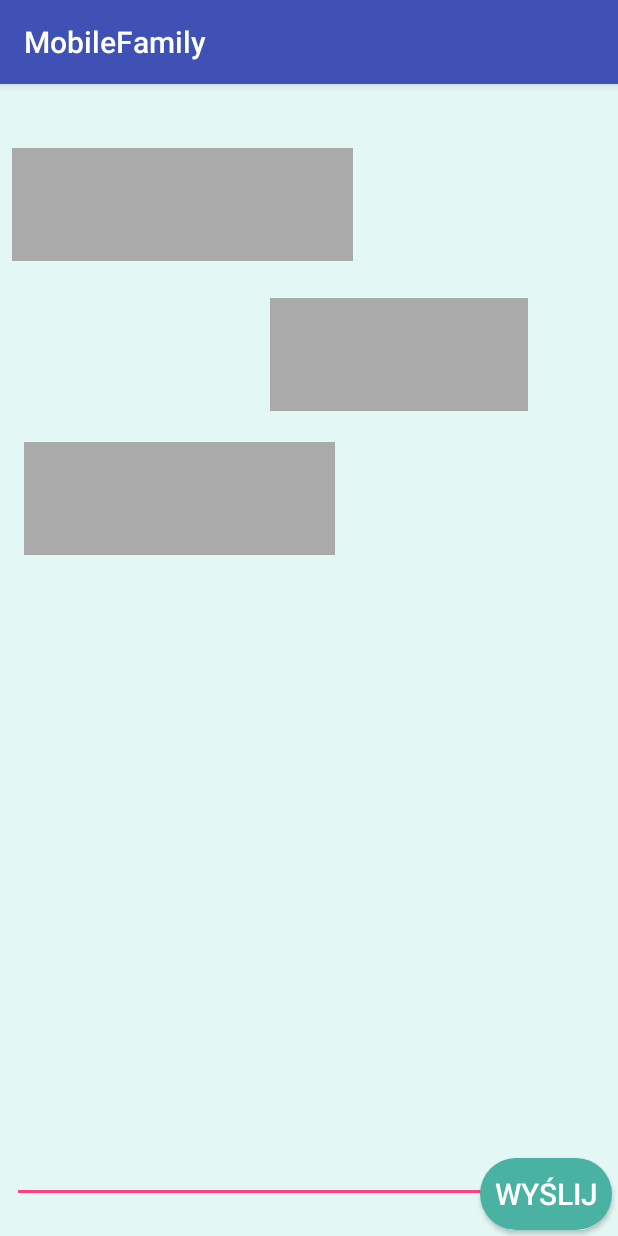
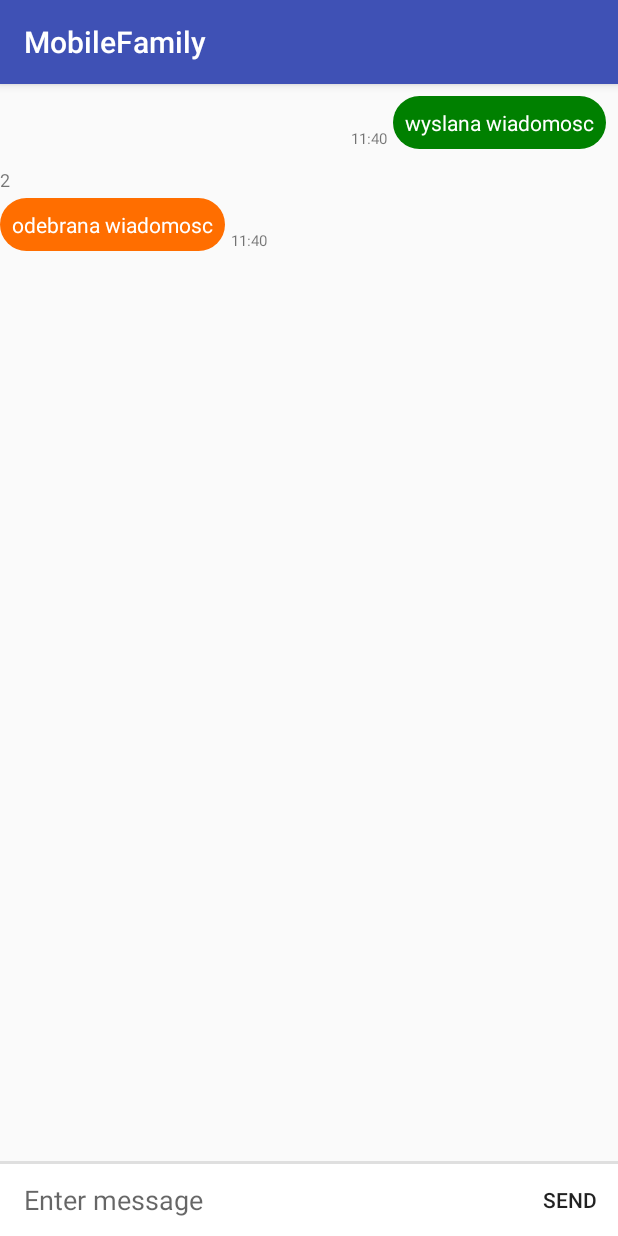
Before and after one commit to Kaatee/MobileFamily, an Android app: the MessageContentActivity screen opened directly, with no data from a screen before it, on a phone screen of 412 x 824 dp. Run offline under Robolectric (Android 15) with nearby library versions, the phone set to English and light mode, and no system bars; 1 statement that could not run was skipped.

Commit message:
Naive chat simulator

```diff
--- a/app/build.gradle
+++ b/app/build.gradle
@@ -4,7 +4,7 @@ android {
     compileSdkVersion 26
     defaultConfig {
         applicationId "com.example.kasia.mobilefamily"
-        minSdkVersion 23
+        minSdkVersion 26
         targetSdkVersion 26
         versionCode 1
         versionName "1.0"
--- a/app/src/main/AndroidManifest.xml
+++ b/app/src/main/AndroidManifest.xml
@@ -6,7 +6,7 @@
 
     <application
         android:allowBackup="true"
-        android:icon="@mipmap/ic_launcher"
+        android:icon="@drawable/icon"
         android:label="@string/app_name"
         android:roundIcon="@drawable/icon"
         android:supportsRtl="true"
--- /dev/null
+++ b/app/src/main/java/com/example/kasia/mobilefamily/Message.java
@@ -0,0 +1,28 @@
+package com.example.kasia.mobilefamily;
+
+
+
+public class Message {
+
+        String message;
+        int sender;
+        long createdAt;
+
+        public Message (String message,int sender , long createdAt){
+            this.message=message;
+            this.sender=sender;
+            this.createdAt=createdAt;
+        }
+
+    public String getMessage() {
+        return message;
+    }
+
+    public int getSender() {
+        return sender;
+    }
+
+    public long getCreatedAt() {
+        return createdAt;
+    }
+}
--- a/app/src/main/java/com/example/kasia/mobilefamily/MessageContentActivity.java
+++ b/app/src/main/java/com/example/kasia/mobilefamily/MessageContentActivity.java
@@ -1,20 +1,47 @@
 package com.example.kasia.mobilefamily;
 
+import android.content.Context;
 import android.support.v7.app.AppCompatActivity;
 import android.os.Bundle;
+import android.support.v7.widget.GridLayoutManager;
+import android.support.v7.widget.LinearLayoutManager;
+import android.support.v7.widget.RecyclerView;
+import android.util.Log;
 import android.widget.TextView;
 
+import java.util.ArrayList;
+import java.util.List;
+
 public class MessageContentActivity extends AppCompatActivity {
-
+    private RecyclerView mMessageRecycler;
+    private MessageListAdapter mMessageAdapter;
+    private Context context=this;
     @Override
     protected void onCreate(Bundle savedInstanceState) {
         super.onCreate(savedInstanceState);
-        setContentView(R.layout.activity_message_content);
+       // setContentView(R.layout.activity_message_content);
 
         Bundle extras = getIntent().getExtras();
         String name = extras.getString("groupName");
 
-        TextView text = findViewById(R.id.textView35);
-        text.setText(name);
+//        TextView text = findViewById(R.id.textView35);
+//        text.setText(name);
+
+        setContentView(R.layout.activity_message_content);
+
+        //create naive message list
+        List<Message> messageList = new ArrayList<>();
+        messageList.add(new Message("wyslana wiadomosc",1 , System.currentTimeMillis()));
+        messageList.add(new Message("odebrana wiadomosc",2 , System.currentTimeMillis()));
+
+        mMessageRecycler = findViewById(R.id.reyclerview_message_list);
+        RecyclerView.LayoutManager layoutManager =new LinearLayoutManager(getApplicationContext());
+        mMessageRecycler.setLayoutManager(layoutManager);
+        mMessageAdapter = new MessageListAdapter(context, messageList);
+        mMessageRecycler.setAdapter(mMessageAdapter);
+
+
     }
+
+
 }
--- /dev/null
+++ b/app/src/main/java/com/example/kasia/mobilefamily/MessageListAdapter.java
@@ -0,0 +1,130 @@
+package com.example.kasia.mobilefamily;
+
+import android.content.Context;
+
+import android.support.v7.widget.RecyclerView;
+import android.util.Log;
+import android.view.LayoutInflater;
+import android.view.View;
+import android.view.ViewGroup;
+import android.widget.TextView;
+
+import java.util.List;
+
+public class MessageListAdapter extends RecyclerView.Adapter {
+
+    private static final int VIEW_TYPE_MESSAGE_SENT = 1;
+    private static final int VIEW_TYPE_MESSAGE_RECEIVED = 2;
+
+    private Context mContext;
+    private List<Message> mMessageList;
+
+    public MessageListAdapter(Context context, List<Message> messageList) {
+        mContext = context;
+        mMessageList = messageList;
+    }
+
+    @Override
+    public int getItemCount() {
+
+        return mMessageList.size();
+    }
+
+
+    // Determines the appropriate ViewType according to the sender of the message.
+    @Override
+    public int getItemViewType(int position) {
+        Message message =  mMessageList.get(position);
+
+        if (message.getSender()==1) {
+            // If the current user is the sender of the message
+
+            return VIEW_TYPE_MESSAGE_SENT;
+        } else {
+
+            // If some other user sent the message
+            return VIEW_TYPE_MESSAGE_RECEIVED;
+
+        }
+
+    }
+
+    // Inflates the appropriate layout according to the ViewType.
+    @Override
+    public RecyclerView.ViewHolder onCreateViewHolder(ViewGroup parent, int viewType) {
+        View view;
+
+        if (viewType == VIEW_TYPE_MESSAGE_SENT) {
+            view = LayoutInflater.from(parent.getContext()).inflate(R.layout.item_message_sent, parent, false);
+            return new SentMessageHolder(view);
+        } else if (viewType == VIEW_TYPE_MESSAGE_RECEIVED) {
+            view = LayoutInflater.from(parent.getContext()).inflate(R.layout.item_message_received, parent, false);
+            return new ReceivedMessageHolder(view);
+        }
+
+        return null;
+    }
+
+
+    // Passes the message object to a ViewHolder so that the contents can be bound to UI.
+    @Override
+    public void onBindViewHolder(RecyclerView.ViewHolder holder, int position) {
+       Message message =  mMessageList.get(position);
+
+        switch (holder.getItemViewType()) {
+            case VIEW_TYPE_MESSAGE_SENT:
+                ((SentMessageHolder) holder).bind(message);
+                break;
+            case VIEW_TYPE_MESSAGE_RECEIVED:
+                ((ReceivedMessageHolder) holder).bind(message);
+        }
+    }
+
+
+
+    //inner class sent message
+    public class SentMessageHolder extends RecyclerView.ViewHolder {
+        TextView messageText, timeText;
+
+        SentMessageHolder(View itemView) {
+            super(itemView);
+
+            messageText =  itemView.findViewById(R.id.text_message_body);
+            timeText =  itemView.findViewById(R.id.text_message_time);
+        }
+
+        void bind(Message message) {
+           messageText.setText(message.getMessage());
+
+//
+//            // Format the stored timestamp into a readable String using method.
+          // timeText.setText(Utils.formatDateTime(message.getCreatedAt()));
+        }
+    }
+
+    //inner class receive
+    public class ReceivedMessageHolder extends RecyclerView.ViewHolder {
+        TextView messageText, timeText, nameText;
+
+        ReceivedMessageHolder(View itemView) {
+            super(itemView);
+            messageText = itemView.findViewById(R.id.text_message_body);
+            timeText = itemView.findViewById(R.id.text_message_time);
+            nameText = itemView.findViewById(R.id.text_message_name);
+
+        }
+
+        void bind(Message message) {
+            messageText.setText(message.getMessage());
+
+            // Format the stored timestamp into a readable String using method.
+            //timeText.setText(Utils.formatDateTime(message.getCreatedAt()));
+           nameText.setText(String.valueOf(message.getSender()));
+
+            // Insert the profile image from the URL into the ImageView.
+           // Utils.displayRoundImageFromUrl(mContext, message.getSender().getProfileUrl(), profileImage);
+        }
+    }
+
+
+    }
--- /dev/null
+++ b/app/src/main/res/drawable/rounded_rectangle_green.xml
@@ -0,0 +1,17 @@
+<?xml version="1.0" encoding="utf-8"?>
+
+<shape xmlns:android="http://schemas.android.com/apk/res/android"
+    android:shape="rectangle"
+    >
+    <size android:height="8dp" android:width="20dp" />
+
+    <!-- View background color -->
+    <solid
+        android:color="#008000" >
+    </solid>
+
+    <!-- The radius makes the corners rounded -->
+    <corners
+        android:radius="20dp">
+    </corners>
+</shape>
--- /dev/null
+++ b/app/src/main/res/drawable/rounded_rectangle_orange.xml
@@ -0,0 +1,17 @@
+<?xml version="1.0" encoding="utf-8"?>
+
+<shape xmlns:android="http://schemas.android.com/apk/res/android"
+    android:shape="rectangle"
+>
+    <size android:height="8dp" android:width="20dp" />
+
+    <!-- View background color -->
+    <solid
+        android:color="#FF6E00" >
+    </solid>
+
+    <!-- The radius makes the corners rounded -->
+    <corners
+        android:radius="20dp">
+    </corners>
+</shape>
--- a/app/src/main/res/layout/activity_family_tree.xml
+++ b/app/src/main/res/layout/activity_family_tree.xml
@@ -7,14 +7,15 @@
     android:background="@color/colorBackground"
     tools:context="com.example.kasia.mobilefamily.FamilyTreeActivity">
 
-    <ImageButton
-        android:id="@+id/imageButton"
-        android:layout_width="wrap_content"
+    <ImageView
+        android:id="@+id/imageView"
+        android:layout_width="0dp"
         android:layout_height="wrap_content"
-        android:layout_marginBottom="8dp"
-        android:layout_marginEnd="8dp"
         android:layout_marginStart="8dp"
         android:layout_marginTop="8dp"
+        android:layout_marginEnd="8dp"
+        android:layout_marginBottom="8dp"
+        android:contentDescription="TODO"
         app:layout_constraintBottom_toBottomOf="parent"
         app:layout_constraintEnd_toEndOf="parent"
         app:layout_constraintStart_toStartOf="parent"
--- a/app/src/main/res/layout/activity_login.xml
+++ b/app/src/main/res/layout/activity_login.xml
@@ -151,14 +151,12 @@
 
     <android.support.constraint.ConstraintLayout
         android:id="@+id/constraintLayout4"
-        android:layout_width="0dp"
-        android:layout_height="168dp"
-        android:layout_marginStart="8dp"
-        android:layout_marginEnd="8dp"
+        android:layout_width="wrap_content"
+        android:layout_height="0dp"
+        android:background="@drawable/icon"
         app:layout_constraintBottom_toTopOf="@+id/constraintLayout3"
-        app:layout_constraintEnd_toEndOf="parent"
-        app:layout_constraintStart_toStartOf="parent"
         app:layout_constraintTop_toTopOf="parent">
+
 
     </android.support.constraint.ConstraintLayout>
 </android.support.constraint.ConstraintLayout>
--- a/app/src/main/res/layout/activity_message_content.xml
+++ b/app/src/main/res/layout/activity_message_content.xml
@@ -1,97 +1,66 @@
 <?xml version="1.0" encoding="utf-8"?>
-<android.support.constraint.ConstraintLayout xmlns:android="http://schemas.android.com/apk/res/android"
+
+<android.support.constraint.ConstraintLayout
+    xmlns:android="http://schemas.android.com/apk/res/android"
     xmlns:app="http://schemas.android.com/apk/res-auto"
     xmlns:tools="http://schemas.android.com/tools"
     android:layout_width="match_parent"
     android:layout_height="match_parent"
-    android:background="@color/colorBackground"
-    tools:context="com.example.kasia.mobilefamily.MessageContentActivity">
+    tools:context="com.example.kasia.mobilefamily.MessagesActivity">">
 
-    <TextView
-        android:id="@+id/textView35"
-        android:layout_width="wrap_content"
+    <android.support.v7.widget.RecyclerView
+        android:id="@+id/reyclerview_message_list"
+        android:layout_width="match_parent"
+        android:layout_height="match_parent"
+        app:layout_constraintTop_toTopOf="parent"
+        app:layout_constraintLeft_toLeftOf="parent"
+        app:layout_constraintRight_toRightOf="parent"
+    />
+
+    <!-- A horizontal line between the chatbox and RecyclerView -->
+    <View
+        android:layout_width="0dp"
+        android:layout_height="2dp"
+        android:background="#dfdfdf"
+        android:layout_marginBottom="0dp"
+        app:layout_constraintBottom_toTopOf="@+id/layout_chatbox"
+        app:layout_constraintLeft_toLeftOf="parent"
+        app:layout_constraintRight_toRightOf="parent"/>
+
+    <LinearLayout
+        android:id="@+id/layout_chatbox"
+        android:layout_width="0dp"
         android:layout_height="wrap_content"
-        android:layout_marginStart="8dp"
-        android:layout_marginEnd="8dp"
-        android:textSize="25sp"
-        app:layout_constraintBottom_toTopOf="@+id/constraintLayout23"
-        app:layout_constraintEnd_toEndOf="parent"
-        app:layout_constraintStart_toStartOf="parent"
-        app:layout_constraintTop_toTopOf="parent" />
-
-    <android.support.constraint.ConstraintLayout
-        android:id="@+id/constraintLayout23"
-        android:layout_width="368dp"
-        android:layout_height="0dp"
-        app:layout_constraintBottom_toTopOf="@+id/constraintLayout26"
-        app:layout_constraintTop_toBottomOf="@+id/textView35"
-        tools:layout_editor_absoluteX="8dp">
-
-        <ImageView
-            android:id="@+id/imageView6"
-            android:layout_width="207dp"
-            android:layout_height="75dp"
-            android:layout_marginStart="16dp"
-            android:layout_marginTop="204dp"
-            app:layout_constraintStart_toStartOf="parent"
-            app:layout_constraintTop_toTopOf="parent"
-            app:srcCompat="@android:color/darker_gray" />
-
-        <ImageView
-            android:id="@+id/imageView5"
-            android:layout_width="172dp"
-            android:layout_height="75dp"
-            android:layout_marginEnd="16dp"
-            android:layout_marginTop="108dp"
-            app:layout_constraintEnd_toEndOf="parent"
-            app:layout_constraintTop_toTopOf="parent"
-            app:srcCompat="@android:color/darker_gray" />
-
-        <ImageView
-            android:id="@+id/imageView3"
-            android:layout_width="227dp"
-            android:layout_height="75dp"
-            android:layout_marginStart="8dp"
-            android:layout_marginTop="8dp"
-            app:layout_constraintStart_toStartOf="parent"
-            app:layout_constraintTop_toTopOf="parent"
-            app:srcCompat="@android:color/darker_gray" />
-    </android.support.constraint.ConstraintLayout>
-
-    <android.support.constraint.ConstraintLayout
-        android:id="@+id/constraintLayout26"
-        android:layout_width="0dp"
-        android:layout_height="182dp"
+        android:orientation="horizontal"
+        android:minHeight="48dp"
+        android:background="#ffffff"
         app:layout_constraintBottom_toBottomOf="parent"
-        app:layout_constraintEnd_toEndOf="parent"
-        app:layout_constraintStart_toStartOf="parent"
-        app:layout_constraintTop_toBottomOf="@+id/constraintLayout23">
+        app:layout_constraintRight_toRightOf="parent"
+        app:layout_constraintLeft_toLeftOf="parent">
 
         <EditText
-            android:id="@+id/editText3"
+            android:id="@+id/edittext_chatbox"
+            android:hint="Enter message"
+            android:background="@android:color/transparent"
+            android:layout_gravity="center"
+            android:layout_marginLeft="16dp"
+            android:layout_marginRight="16dp"
             android:layout_width="0dp"
-            android:layout_height="129dp"
-            android:layout_marginStart="8dp"
-            android:layout_marginTop="8dp"
-            android:layout_marginEnd="8dp"
-            android:ems="10"
-            android:inputType="textMultiLine"
-            app:layout_constraintBottom_toBottomOf="parent"
-            app:layout_constraintEnd_toEndOf="parent"
-            app:layout_constraintStart_toStartOf="parent"
-            app:layout_constraintTop_toTopOf="parent" />
+            android:layout_weight="1"
+            android:layout_height="wrap_content"
+            android:maxLines="6"/>
 
         <Button
-            android:id="@+id/button5"
-            android:layout_width="wrap_content"
-            android:layout_height="wrap_content"
-            android:layout_marginEnd="4dp"
-            android:layout_marginBottom="4dp"
-            android:background="@drawable/rectangle_button"
-            android:text="wyślij"
-            android:textColor="@android:color/white"
-            android:textSize="20sp"
-            app:layout_constraintBottom_toBottomOf="parent"
-            app:layout_constraintEnd_toEndOf="parent" />
-    </android.support.constraint.ConstraintLayout>
+            android:id="@+id/button_chatbox_send"
+            android:text="SEND"
+            android:textSize="14dp"
+            android:background="?attr/selectableItemBackground"
+            android:clickable="true"
+            android:layout_width="64dp"
+            android:layout_height="48dp"
+            android:gravity="center"
+            android:layout_gravity="bottom" />
+
+    </LinearLayout>
+
 </android.support.constraint.ConstraintLayout>
--- /dev/null
+++ b/app/src/main/res/layout/item_message_received.xml
@@ -0,0 +1,46 @@
+<?xml version="1.0" encoding="utf-8"?>
+
+<android.support.constraint.ConstraintLayout
+    xmlns:android="http://schemas.android.com/apk/res/android"
+    xmlns:app="http://schemas.android.com/apk/res-auto"
+    xmlns:tools="http://schemas.android.com/tools"
+    android:layout_width="match_parent"
+    android:layout_height="wrap_content"
+    android:paddingTop="8dp">
+
+
+
+    <TextView
+        android:id="@+id/text_message_name"
+        android:text="John Doe"
+        android:layout_width="wrap_content"
+        android:layout_height="wrap_content"
+        android:textSize="12sp"
+        android:layout_marginLeft="8dp"
+        app:layout_constraintTop_toTopOf="parent"
+        android:layout_marginTop="4dp" />
+
+    <TextView
+        android:id="@+id/text_message_body"
+        android:text="hi man, how are you?"
+        android:background="@drawable/rounded_rectangle_orange"
+        android:layout_width="wrap_content"
+        android:layout_height="wrap_content"
+        android:maxWidth="240dp"
+        android:padding="8dp"
+        android:textColor="#ffffff"
+        android:layout_marginTop="4dp"
+        app:layout_constraintTop_toBottomOf="@+id/text_message_name"
+        android:layout_marginLeft="8dp" />
+
+    <TextView
+        android:id="@+id/text_message_time"
+        android:text="11:40"
+        android:layout_width="wrap_content"
+        android:layout_height="wrap_content"
+        android:textSize="10sp"
+        app:layout_constraintLeft_toRightOf="@+id/text_message_body"
+        android:layout_marginLeft="4dp"
+        app:layout_constraintBottom_toBottomOf="@+id/text_message_body" />
+
+</android.support.constraint.ConstraintLayout>
--- /dev/null
+++ b/app/src/main/res/layout/item_message_sent.xml
@@ -0,0 +1,34 @@
+<?xml version="1.0" encoding="utf-8"?>
+
+<android.support.constraint.ConstraintLayout
+    xmlns:android="http://schemas.android.com/apk/res/android"
+    xmlns:app="http://schemas.android.com/apk/res-auto"
+    xmlns:tools="http://schemas.android.com/tools"
+    android:layout_width="match_parent"
+    android:layout_height="wrap_content"
+    android:paddingTop="8dp">
+
+    <TextView
+        android:id="@+id/text_message_body"
+        android:text="hello, hello!"
+        android:background="@drawable/rounded_rectangle_green"
+        android:layout_width="wrap_content"
+        android:layout_height="wrap_content"
+        android:maxWidth="240dp"
+        android:padding="8dp"
+        android:textColor="#ffffff"
+        android:layout_marginRight="8dp"
+        app:layout_constraintRight_toRightOf="parent"
+        app:layout_constraintTop_toTopOf="parent" />
+
+    <TextView
+        android:id="@+id/text_message_time"
+        android:text="11:40"
+        android:layout_width="wrap_content"
+        android:layout_height="wrap_content"
+        android:textSize="10sp"
+        android:layout_marginRight="4dp"
+        app:layout_constraintBottom_toBottomOf="@+id/text_message_body"
+        app:layout_constraintRight_toLeftOf="@+id/text_message_body" />
+
+</android.support.constraint.ConstraintLayout>
```
Also changed, not shown: app/src/main/res/drawable-v24/familytree.PNG (deleted), app/src/main/res/drawable/familytree.PNG (deleted), app/src/main/res/drawable/familytree.jpg (added).
